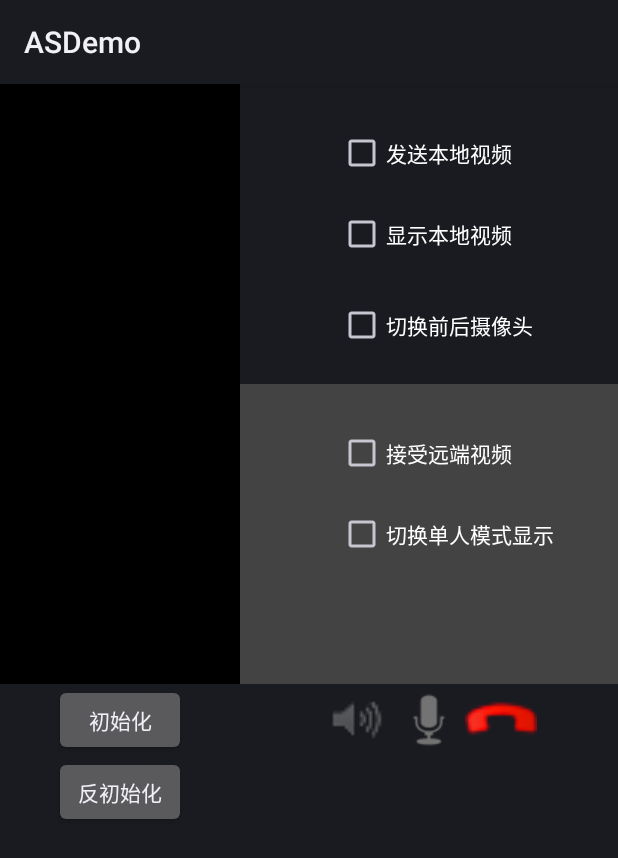
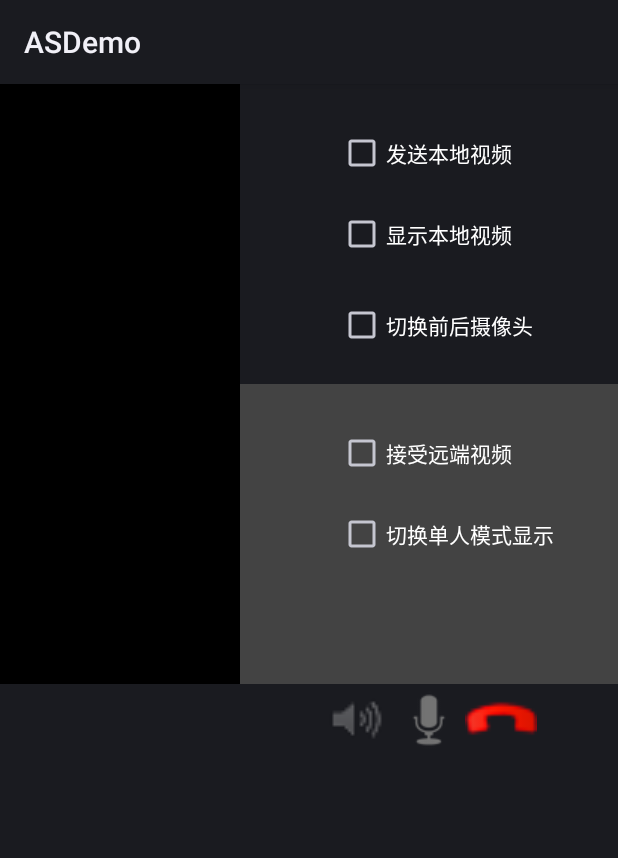
Before and after one commit to sunalong/ASDemo, an Android app: the VideoActivity screen opened directly, with no data from a screen before it, on a phone screen of 412 x 824 dp. Shown: the top 858 px of the screen. Run offline under Robolectric (Android 15) with nearby library versions, the phone set to English and light mode, and no system bars; 4 statements that could not run were skipped.

Commit message:
简化代码

```diff
--- a/app/src/main/java/com/itcode/asdemo/VideoActivity.java
+++ b/app/src/main/java/com/itcode/asdemo/VideoActivity.java
@@ -13,16 +13,12 @@ import android.widget.Toast;
 
 import com.itcode.asdemo.ui.SurfaceViewContainer;
 import com.ztgame.videoengine.NativeVideoEngine;
-import com.ztgame.videoengine.VideoEngineImpl;
 import com.ztgame.voiceengine.NativeVoiceEngine;
 
 public class VideoActivity extends Activity {
 
-    public static final boolean NATIVETEST = true;
-
     private CheckBox viewSomeOneCheckBox;
     private CheckBox openRemoteVideoCheckBox;
-    private CheckBox displayRemoteViewCheckBox;
     private CheckBox sendLocalVideoCheckBox;
     private CheckBox displayLocalViewCheckBox;
     private CheckBox cameraSwitchCheckBox;
@@ -41,7 +37,6 @@ public class VideoActivity extends Activity {
     private boolean blouderspeak = false;
     private boolean bunmute = true;
 
-    private VideoEngineImpl mVideoEngineImp;
     private NativeVideoEngine mNVEngine;
 
     enum enVideoSource
@@ -56,37 +51,13 @@ public class VideoActivity extends Activity {
     protected void onCreate(Bundle savedInstanceState) {
         super.onCreate(savedInstanceState);
         setContentView(R.layout.activity_video);
-
         final Intent intent = getIntent();
 
         username = intent.getStringExtra("username");
         //init nativeVideoEngine
-        mVideoEngineImp = VideoEngineImpl.getInstance();
         mNVEngine = NativeVideoEngine.getInstance();
-        if(NATIVETEST)
             mNVEngine.Init(this);
-        else
-            mVideoEngineImp.Init(this);
-        //init surface view
-        localSurfaceViewContainer = (RelativeLayout) findViewById(R.id.surfaceViewLocalContainer);
-        remoteSurfaceViewContainer = (RelativeLayout) findViewById(R.id.surfaceViewRemoteContainer);
-        glLocalSurfaceViewContainer = new SurfaceViewContainer(this);
-        glRemoteSurfaceViewContainer = new SurfaceViewContainer(this);
-        //add view
-        localSurfaceViewContainer.addView(glLocalSurfaceViewContainer);
-        remoteSurfaceViewContainer.addView(glRemoteSurfaceViewContainer);
-
-        sendLocalVideoCheckBox = (CheckBox)findViewById(R.id.checkBox1);
-        displayLocalViewCheckBox = (CheckBox)findViewById(R.id.checkBox2);
-        cameraSwitchCheckBox = (CheckBox)findViewById(R.id.checkBox3);
-
-        openRemoteVideoCheckBox = (CheckBox)findViewById(R.id.checkBox10);
-        displayRemoteViewCheckBox = (CheckBox)findViewById(R.id.checkBox11);
-        viewSomeOneCheckBox = (CheckBox)findViewById(R.id.checkBox12);
-
-        disconnectButton = (ImageButton)findViewById(R.id.button_call_disconnect);
-        toggleMuteButton = (ImageButton)findViewById(R.id.button_call_toggle_mic);
-        toggleSpeakerButton = (ImageButton)findViewById(R.id.button_call_toggle_speak);
+        initView();
 
         //init voice mic and speaker status
         NativeVoiceEngine.getInstance().setLouderSpeaker(blouderspeak);
@@ -116,10 +87,7 @@ public class VideoActivity extends Activity {
         disconnectButton.setOnClickListener(new View.OnClickListener() {
             @Override
             public void onClick(View view) {
-                if(NATIVETEST)
                     mNVEngine.release();
-                else
-                    mVideoEngineImp.release();
                 NativeVoiceEngine.getInstance().requestLeavePlatformRoom();
                 finish();
             }
@@ -130,17 +98,11 @@ public class VideoActivity extends Activity {
             public void onCheckedChanged(CompoundButton buttonView, boolean isChecked) {
 
                 if(isChecked){
-                    if(NATIVETEST)
                         mNVEngine.startSendVideo();
-                    else
-                        mVideoEngineImp.startSendVideo();
                     Toast.makeText(VideoActivity.this, "发送本地视频", Toast.LENGTH_LONG).show();
                 }
                 else {
-                    if(NATIVETEST)
                         mNVEngine.stopSendVideo();
-                    else
-                        mVideoEngineImp.stopSendLocalVideo();
                     Toast.makeText(VideoActivity.this, "停止发送本地视频", Toast.LENGTH_LONG).show();
                 }
             }
@@ -149,10 +111,7 @@ public class VideoActivity extends Activity {
         displayLocalViewCheckBox.setOnCheckedChangeListener(new CompoundButton.OnCheckedChangeListener() {
             @Override
             public void onCheckedChanged(CompoundButton buttonView, boolean isChecked) {
-                if(NATIVETEST)
                     mNVEngine.observerLocalVideoWindow(isChecked,glLocalSurfaceViewContainer.getSurfaceView());
-                else
-                    mVideoEngineImp.observerLocalVideo(isChecked,glLocalSurfaceViewContainer.getSurfaceView());
                 SurfaceView mLocalSurfaceView = glLocalSurfaceViewContainer.getSurfaceView();
                 if(mLocalSurfaceView!=null)
                     mLocalSurfaceView.setVisibility(isChecked? View.VISIBLE: View.INVISIBLE);
@@ -164,16 +123,10 @@ public class VideoActivity extends Activity {
             public void onCheckedChanged(CompoundButton buttonView, boolean isChecked) {
                 //mNativeVideoEngine.switchCamera(!isChecked);
                 if(isChecked) {
-                    if(NATIVETEST)
                         mNVEngine.switchCamera(enVideoSource.kVideoSourceBackCamera.ordinal()); //back
-                    else
-                        mVideoEngineImp.switchCamera(false);
                 }
                 else {
-                    if(NATIVETEST)
                         mNVEngine.switchCamera(enVideoSource.kVideoSourceFrontCamera.ordinal()); //front
-                    else
-                        mVideoEngineImp.switchCamera(true);
                 }
                 Toast.makeText(VideoActivity.this, "切换摄像头中......", Toast.LENGTH_LONG).show();
             }
@@ -183,18 +136,11 @@ public class VideoActivity extends Activity {
             @Override
             public void onCheckedChanged(CompoundButton buttonView, boolean isChecked) {
                 if(isChecked) {
-                    if(NATIVETEST)
                         mNVEngine.startObserverRemoteVideo(glRemoteSurfaceViewContainer.getSurfaceView());
-                    else
-                        mVideoEngineImp.startObserverRemoteVideo(glRemoteSurfaceViewContainer.getSurfaceView());
                     Toast.makeText(VideoActivity.this, "打开接受远端视频", Toast.LENGTH_LONG).show();
                 }
                 else {
-                    if(NATIVETEST)
                         mNVEngine.stopObserverRemoteVideo();
-                    else
-                        mVideoEngineImp.stopObserverRemoteVideo();
-
                     Toast.makeText(VideoActivity.this, "关闭接受远端视频", Toast.LENGTH_LONG).show();
                 }
                 SurfaceView mRemoteSurfaceView = glRemoteSurfaceViewContainer.getSurfaceView();
@@ -202,31 +148,17 @@ public class VideoActivity extends Activity {
                     mRemoteSurfaceView.setVisibility(isChecked? View.VISIBLE: View.INVISIBLE);
             }
         });
-
-        /*displayRemoteViewCheckBox.setOnCheckedChangeListener(new CompoundButton.OnCheckedChangeListener() {
-            @Override
-            public void onCheckedChanged(CompoundButton buttonView, boolean isChecked) {
-                mNativeVideoEngine.displayRemoteView(isChecked);
-            }
-        });*/
-
         viewSomeOneCheckBox.setOnCheckedChangeListener(new CompoundButton.OnCheckedChangeListener() {
             @Override
             public void onCheckedChanged(CompoundButton buttonView, boolean isChecked) {
                 String msg;
                 if(isChecked) {
                     msg = "切换到单人模式观看";
-                    if(NATIVETEST)
                         mNVEngine.observerSomeOneVideo(username);
-                    else
-                        mVideoEngineImp.SwitchSomeOneView(username);
                 }
                 else {
                     msg = "切换到多人模式观看";
-                    if(NATIVETEST)
                         mNVEngine.observerSomeOneVideo("");
-                    else
-                        mVideoEngineImp.SwitchSomeOneView("");
                 }
                 Toast.makeText(VideoActivity.this, msg, Toast.LENGTH_LONG).show();
             }
@@ -235,70 +167,35 @@ public class VideoActivity extends Activity {
 
     }
 
+    private void initView() {
+        //init surface view
+        localSurfaceViewContainer = (RelativeLayout) findViewById(R.id.surfaceViewLocalContainer);
+        remoteSurfaceViewContainer = (RelativeLayout) findViewById(R.id.surfaceViewRemoteContainer);
+        glLocalSurfaceViewContainer = new SurfaceViewContainer(this);
+        glRemoteSurfaceViewContainer = new SurfaceViewContainer(this);
+        //add view
+        localSurfaceViewContainer.addView(glLocalSurfaceViewContainer);
+        remoteSurfaceViewContainer.addView(glRemoteSurfaceViewContainer);
+
+        sendLocalVideoCheckBox = (CheckBox)findViewById(R.id.checkBox1);
+        displayLocalViewCheckBox = (CheckBox)findViewById(R.id.checkBox2);
+        cameraSwitchCheckBox = (CheckBox)findViewById(R.id.checkBox3);
+
+        openRemoteVideoCheckBox = (CheckBox)findViewById(R.id.checkBox10);
+        viewSomeOneCheckBox = (CheckBox)findViewById(R.id.checkBox12);
+
+        disconnectButton = (ImageButton)findViewById(R.id.button_call_disconnect);
+        toggleMuteButton = (ImageButton)findViewById(R.id.button_call_toggle_mic);
+        toggleSpeakerButton = (ImageButton)findViewById(R.id.button_call_toggle_speak);
+    }
+
     @Override
     protected void onDestroy() {
-        if(NATIVETEST) {
             mNVEngine.destroyRenderView(glLocalSurfaceViewContainer.getSurfaceView());
             mNVEngine.destroyRenderView(glRemoteSurfaceViewContainer.getSurfaceView());
             mNVEngine.release();
-        }
-        else {
-            mVideoEngineImp.destroyRenderView(glLocalSurfaceViewContainer.getSurfaceView());
-            mVideoEngineImp.destroyRenderView(glRemoteSurfaceViewContainer.getSurfaceView());
-            mVideoEngineImp.release();
-        }
         NativeVoiceEngine.getInstance().requestLeavePlatformRoom();
         finish();
         super.onDestroy();
     }
-
-    private void updateCheckBoxStatus(boolean status){
-        sendLocalVideoCheckBox.setChecked(false);
-        displayLocalViewCheckBox.setChecked(status);
-        cameraSwitchCheckBox.setChecked(false);
-
-        openRemoteVideoCheckBox.setChecked(false);
-        displayRemoteViewCheckBox.setChecked(false);
-        viewSomeOneCheckBox.setChecked(false);
-    }
-
-    public void jumpOnClick1(View view){
-        switch (view.getId()){
-            case R.id.initButton: {
-                //updateCheckBoxStatus(true);
-               // mNativeVideoEngine.setInitView();
-               // mNativeVideoEngine.setInitView(glLocalSurfaceViewContainer.getSurfaceView(), glRemoteSurfaceViewContainer.getSurfaceView());
-                //NativeVideoEngine1.getInstance().registerPrivate(this);
-
-                break;
-            }
-            case R.id.unInitButton: {
-                //updateCheckBoxStatus(false);
-                //mNativeVideoEngine.release();
-                //mNativeVideoEngine.destroyRenderView(glLocalSurfaceViewContainer.getSurfaceView());
-                //mNativeVideoEngine.destroyRenderView(glRemoteSurfaceViewContainer.getSurfaceView());
-                //mNVEngine.release();
-               // mNVEngine.destroyRenderView(glLocalSurfaceViewContainer.getSurfaceView());
-                //mNVEngine.destroyRenderView(glRemoteSurfaceViewContainer.getSurfaceView());
-                break;
-            }
-
-            /*case R.id.button: {
-                //mNativeVideoEngine.openRemoteVideo(true);
-                break;
-            }
-
-            case R.id.button3: {
-                //mNativeVideoEngine.sendLocalVideo(true);
-                break;
-            }
-
-            case R.id.button4: {
-               // mNativeVideoEngine.sendLocalVideo(true);
-                break;
-            }*/
-        }
-    }
-
-
 }
--- a/app/src/main/res/layout/activity_video.xml
+++ b/app/src/main/res/layout/activity_video.xml
@@ -107,17 +107,6 @@
                         android:layout_marginTop="30dp"
                         android:id="@+id/checkBox10"/>
 
-
-                    <CheckBox
-                        android:text="显示远端视频"
-                        android:layout_width="wrap_content"
-                        android:layout_height="wrap_content"
-                        android:layout_centerVertical="true"
-                        android:layout_alignParentStart="true"
-                        android:visibility="gone"
-                        android:layout_marginStart="65dp"
-                        android:id="@+id/checkBox11"/>
-
                     <CheckBox
                         android:text="切换单人模式显示"
                         android:layout_width="wrap_content"
@@ -148,32 +137,6 @@
                 android:layout_height="wrap_content"
                 android:focusable="true"
                 android:focusableInTouchMode="true">
-
-                <LinearLayout
-                    android:id="@+id/buttons_videocall_container"
-                    android:orientation="vertical"
-                    android:layout_alignWithParentIfMissing="true"
-                    android:layout_marginBottom="10dp"
-                    android:layout_centerHorizontal="true"
-                    android:layout_width="wrap_content"
-                    android:layout_height="wrap_content">
-
-                    <Button
-                        android:text="初始化"
-                        android:layout_width="wrap_content"
-                        android:layout_height="wrap_content"
-                        android:id="@+id/initButton"
-                        android:onClick="jumpOnClick1"/>
-                    <Button
-                        android:text="反初始化"
-                        android:layout_width="wrap_content"
-                        android:layout_height="wrap_content"
-                        android:layout_below="@+id/initButton"
-                        android:id="@+id/unInitButton"
-                        android:onClick="jumpOnClick1"/>
-
-                </LinearLayout>
-
             </RelativeLayout>
 
             <LinearLayout
```
